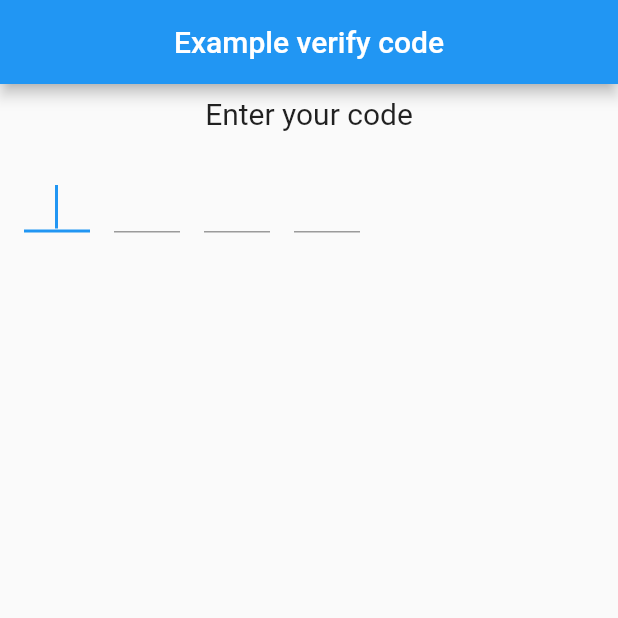
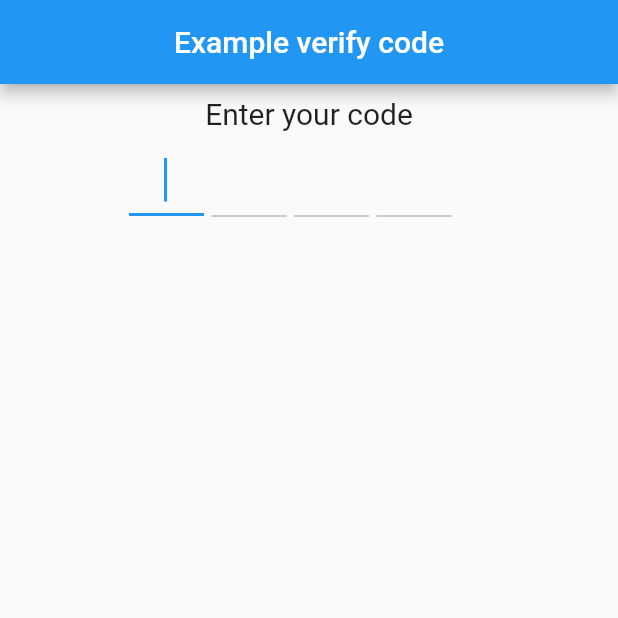
Before and after one commit to tiny-express/flutter_verification_code_input, a Flutter app: the screen it shows after launch, on a phone screen of 412 x 824 dp, the top half of it. Run offline on Flutter 3.47's test engine with Material 2 defaults, Android fonts, the phone set to English and light mode, and no system bars.

Commit message:
Remove padding, add textStyle, itemDecoration, update example

```diff
--- a/lib/src/verification_code_input.dart
+++ b/lib/src/verification_code_input.dart
@@ -4,16 +4,16 @@ class VerificationCodeInput extends StatefulWidget {
   final ValueChanged<String> onCompleted;
   final TextInputType keyboardType;
   final int length;
-  EdgeInsetsGeometry padding;
-  BoxDecoration decoration;
+  BoxDecoration itemDecoration;
+  TextStyle textStyle;
 
   VerificationCodeInput(
       {Key key,
       this.onCompleted,
       this.keyboardType,
       this.length = 4,
-      this.padding = const EdgeInsets.all(8.0),
-      this.decoration})
+      this.itemDecoration,
+      this.textStyle = const TextStyle(fontSize: 25.0, color: Colors.black)})
       : super(key: key);
 
   @override
@@ -26,7 +26,7 @@ class _VerificationCodeInputState extends State<VerificationCodeInput> {
   final List<TextEditingController> _listControllerText =
       <TextEditingController>[];
   Map<int, String> _code = Map();
-
+  int _currentIdex = 0;
   @override
   void initState() {
     if (_listFocusNode.isEmpty) {
@@ -52,13 +52,15 @@ class _VerificationCodeInputState extends State<VerificationCodeInput> {
   }
 
   Widget _buildInputItem(int index) {
+    bool border = (widget.itemDecoration == null);
     return TextField(
       keyboardType: widget.keyboardType,
       maxLines: 1,
       maxLength: 2,
       focusNode: _listFocusNode[index],
       decoration: InputDecoration(
-          enabled: true,
+          border: (border ? null : InputBorder.none),
+          enabled: _currentIdex == index,
           counterText: "",
           contentPadding: new EdgeInsets.all(10.0),
           errorMaxLines: 1,
@@ -102,18 +104,24 @@ class _VerificationCodeInputState extends State<VerificationCodeInput> {
       autocorrect: false,
       textAlign: TextAlign.center,
       autofocus: true,
-      style: new TextStyle(fontSize: 25.0, color: Colors.black),
+      style: widget.textStyle,
     );
   }
 
   void _next(int index) {
     if (index != widget.length) {
+      setState(() {
+        _currentIdex = index + 1;
+      });
       FocusScope.of(context).requestFocus(_listFocusNode[index + 1]);
     }
   }
 
   void _prev(int index) {
     if (index > 0) {
+      setState(() {
+        _currentIdex = index - 1;
+      });
       FocusScope.of(context).requestFocus(_listFocusNode[index - 1]);
     }
   }
@@ -121,10 +129,12 @@ class _VerificationCodeInputState extends State<VerificationCodeInput> {
   List<Widget> _buildListWidget() {
     List<Widget> listWidget = List();
     for (int index = 0; index < widget.length; index++) {
+      double left = (index == 0) ? 0.0 : 5;
       listWidget.add(Container(
-          height: 60,
-          width: 60,
-          padding: EdgeInsets.all(8.0),
+          height: 50,
+          width: 50,
+          margin: EdgeInsets.only(left: left),
+          decoration: widget.itemDecoration,
           child: _buildInputItem(index)));
     }
     return listWidget;
@@ -132,11 +142,14 @@ class _VerificationCodeInputState extends State<VerificationCodeInput> {
 
   @override
   Widget build(BuildContext context) {
-    return Container(
-        decoration: widget.decoration,
-        padding: widget.padding,
-        child: Row(
-          children: _buildListWidget(),
-        ));
+    return SizedBox(
+      height: 50,
+      width: (50 * widget.length + widget.length * 10).toDouble(),
+      child: SingleChildScrollView(
+          scrollDirection: Axis.horizontal,
+          child: Row(
+            children: _buildListWidget(),
+          )),
+    );
   }
 }
```
